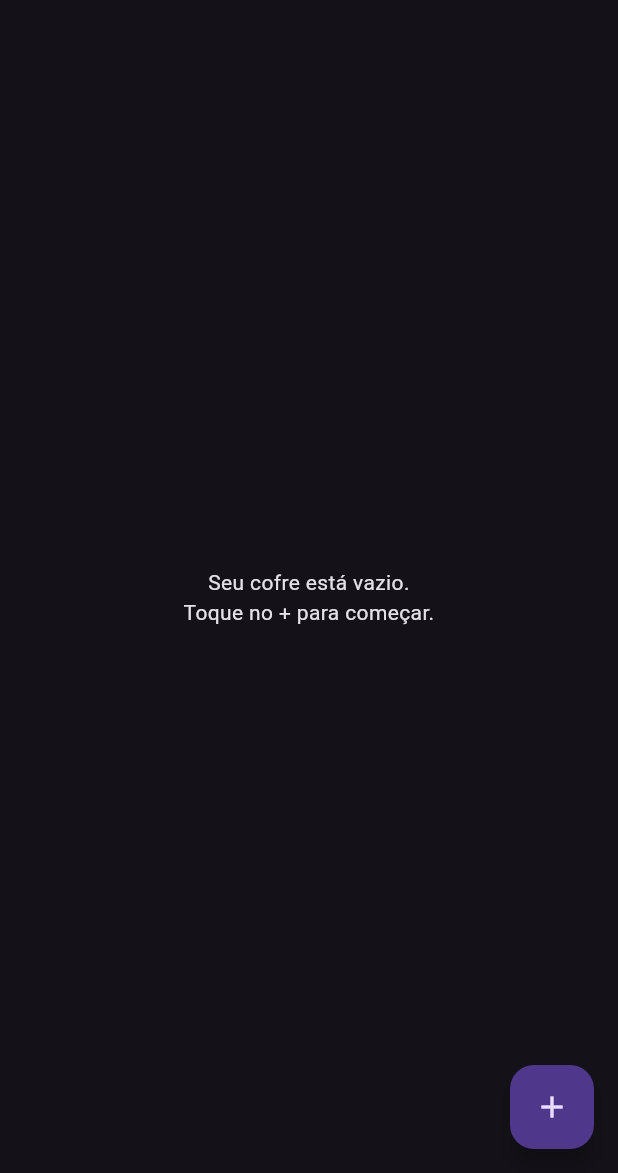
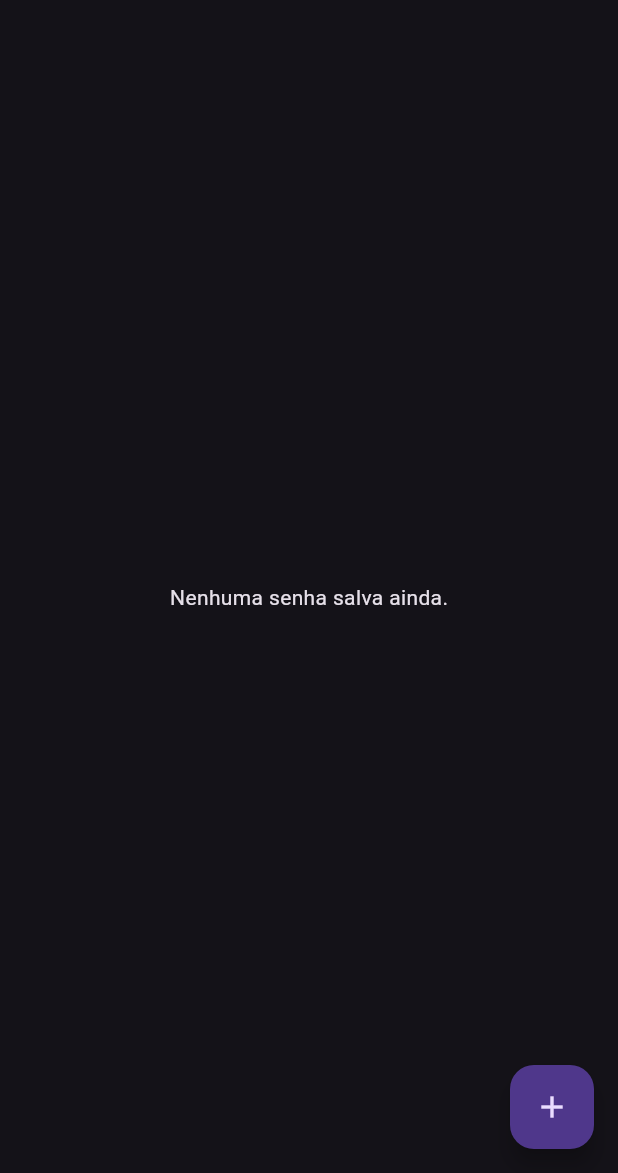
Before and after one commit to asideia/passwmob, a Flutter app: the HomePage screen opened by its route, on a phone screen of 412 x 824 dp, the part 63-1236 px from its top. Run offline on Flutter 3.47's test engine with Material 3 defaults, Android fonts, the phone set to English and light mode, and no system bars; our stand-ins replace flutter_secure_storage, hive_flutter, local_auth; missing offline and left inert: pointycastle; accounts and stored records are empty.

Commit message:
add biometric and list credentials

```diff
--- a/lib/main.dart
+++ b/lib/main.dart
@@ -2,9 +2,11 @@ import 'package:flutter/material.dart';
 import 'package:hive_flutter/hive_flutter.dart';
 
 // Importando seus novos arquivos (ajuste o caminho se necessário)
+import 'screens/credential_form_screen.dart';
 import 'screens/setup_screen.dart';
 import 'screens/login_screen.dart';
 import 'services/security_service.dart';
+import 'services/database_service.dart';
 
 void main() async {
   // 1. Garante que os plugins do sistema estejam prontos
@@ -18,6 +20,7 @@ void main() async {
 
   // Só tentamos abrir a box com chave se NÃO for o primeiro acesso
   if (!isFirst) {
+    try {
       final encryptionKey = await security.generateEncryptionKey();
 
       // Abrimos a box usando a chave gerada!
@@ -26,19 +29,16 @@ void main() async {
         'passwords',
         encryptionCipher: HiveAesCipher(encryptionKey),
       );
+    } catch (e) {
+      print("Erro ao abrir banco criptografado: $e");
+    }
   } else {
     // Se for o primeiro acesso, abrimos sem chave apenas para não dar erro,
     // ou deixamos para abrir após o setup.
     await Hive.openBox('passwords');
   }
 
-  //await Hive.openBox('passwords');
-
-  // 3. Lógica de Segurança
-  //final security = SecurityService();
-  //bool isFirst = await security.isFirstAccess();
-
-  // 4. Inicia o App passando a informação do primeiro acesso
+  // Inicia o App passando a informação do primeiro acesso
   runApp(PasswMobApp(isFirstAccess: isFirst));
 }
 
@@ -63,27 +63,69 @@ class PasswMobApp extends StatelessWidget {
         '/setup': (context) => const SetupScreen(),
         '/login': (context) => const LoginScreen(),
         '/home': (context) => const HomePage(),
+        '/add': (context) =>
+            const CredentialFormScreen(), // <--- ADICIONE ESTA LINHA
       },
     );
   }
 }
 
-class HomePage extends StatelessWidget {
+class HomePage extends StatefulWidget {
   const HomePage({super.key});
+
+  @override
+  State<HomePage> createState() => _HomePageState();
+}
+
+class _HomePageState extends State<HomePage> {
+  final _dbService = DatabaseService();
 
   @override
   Widget build(BuildContext context) {
     return Scaffold(
       appBar: AppBar(title: const Text('PASSWMOB - Cofre')),
-      body: const Center(
-        child: Text(
-          'Seu cofre está vazio.\nToque no + para começar.',
-          textAlign: TextAlign.center,
+      body: FutureBuilder<List<Map>>(
+        future: _dbService.getAllCredentials(), // Busca os dados no Hive
+        builder: (context, snapshot) {
+          // 1. Enquanto carrega
+          if (snapshot.connectionState == ConnectionState.waiting) {
+            return const Center(child: CircularProgressIndicator());
+          }
+
+          // 2. Se estiver vazio
+          if (!snapshot.hasData || snapshot.data!.isEmpty) {
+            return const Center(child: Text('Nenhuma senha salva ainda.'));
+          }
+
+          final credentials = snapshot.data!;
+
+          // 3. Lista de senhas
+          return ListView.builder(
+            itemCount: credentials.length,
+            itemBuilder: (context, index) {
+              final item = credentials[index];
+              return Card(
+                margin: const EdgeInsets.symmetric(horizontal: 10, vertical: 5),
+                child: ListTile(
+                  leading: const CircleAvatar(child: Icon(Icons.vpn_key)),
+                  title: Text(item['alias'] ?? 'Sem nome'),
+                  subtitle: Text(item['group'] ?? 'Geral'),
+                  trailing: const Icon(Icons.arrow_forward_ios, size: 16),
+                  onTap: () {
+                    // Futuro: Abrir detalhes
+                  },
                 ),
+              );
+            },
+          );
+        },
       ),
       floatingActionButton: FloatingActionButton(
-        onPressed: () {
-          print("Botão pressionado!");
+        onPressed: () async {
+          // Esperamos o usuário voltar da tela de cadastro
+          await Navigator.pushNamed(context, '/add');
+          // Quando ele voltar, atualizamos a lista
+          setState(() {});
         },
         child: const Icon(Icons.add),
       ),
--- a/lib/screens/credential_form_screen.dart
+++ b/lib/screens/credential_form_screen.dart
@@ -61,7 +61,7 @@ class _CredentialFormScreenState extends State<CredentialFormScreen> {
             children: [
               // Seletor de Grupo (Dropdown)
               DropdownButtonFormField<String>(
-                value: _selectedGroup,
+                initialValue: _selectedGroup,
                 decoration: const InputDecoration(
                   labelText: 'Grupo / Categoria',
                 ),
```
Also changed, not shown: lib/screens/login_screen.dart (+6 -1 lines), 1 other file. Lines whose indentation alone changed are shown as unchanged.
